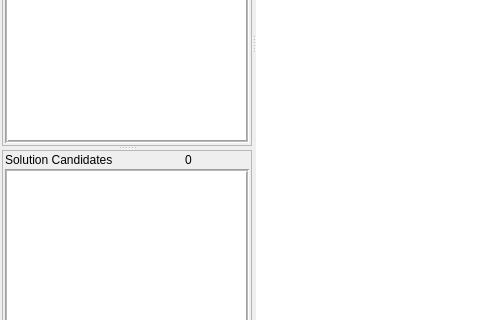
First picture: the form in ui/WordLeSmash.ui, repository moltencrux/wordlesmash, before the edit; both pictures show x 0 to 480 and y 332 to 652 of the 660 by 880 pixel window.
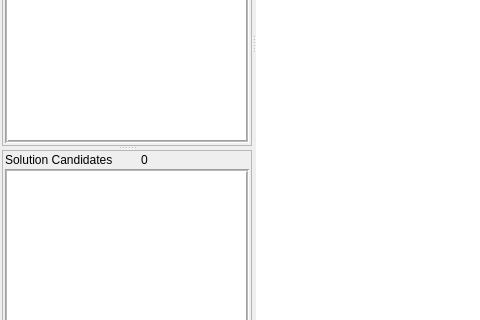
Second picture: the form after the edit. Icons and pictures are not drawn. Custom widgets are drawn as their Qt base class.

Patch:
```diff
--- a/ui/WordLeSmash.ui
+++ b/ui/WordLeSmash.ui
@@ -606,6 +606,9 @@
          </item>
          <item row="0" column="1">
           <widget class="QLabel" name="solutionCountLabel">
+           <property name="styleSheet">
+            <string notr="true">padding: 0 10px</string>
+           </property>
            <property name="lineWidth">
             <number>0</number>
            </property>
@@ -613,7 +616,7 @@
             <string>0</string>
            </property>
            <property name="alignment">
-            <set>Qt::AlignmentFlag::AlignCenter</set>
+            <set>Qt::AlignmentFlag::AlignLeading|Qt::AlignmentFlag::AlignLeft|Qt::AlignmentFlag::AlignVCenter</set>
            </property>
           </widget>
          </item>
```
Left out of the diff: 216 changed lines with no effect on the pictures.
